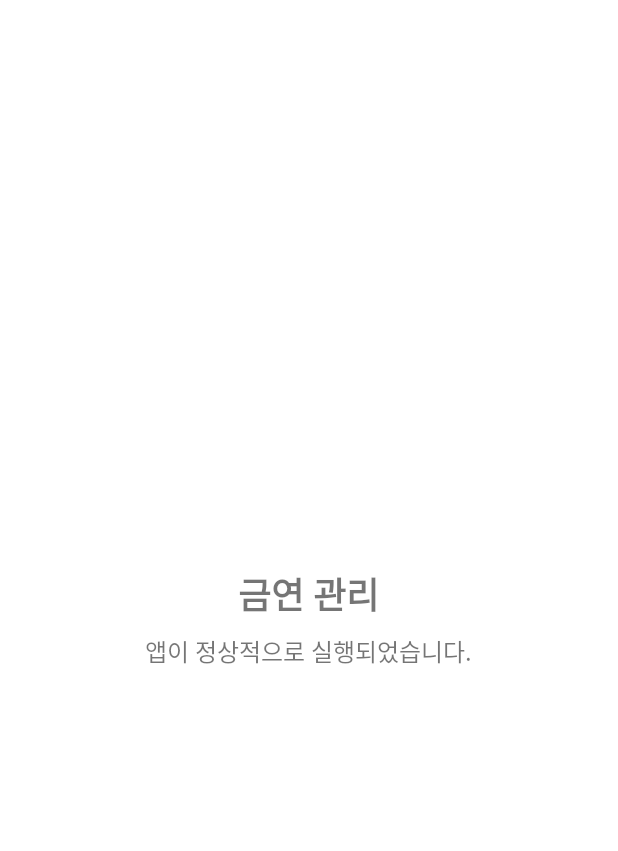
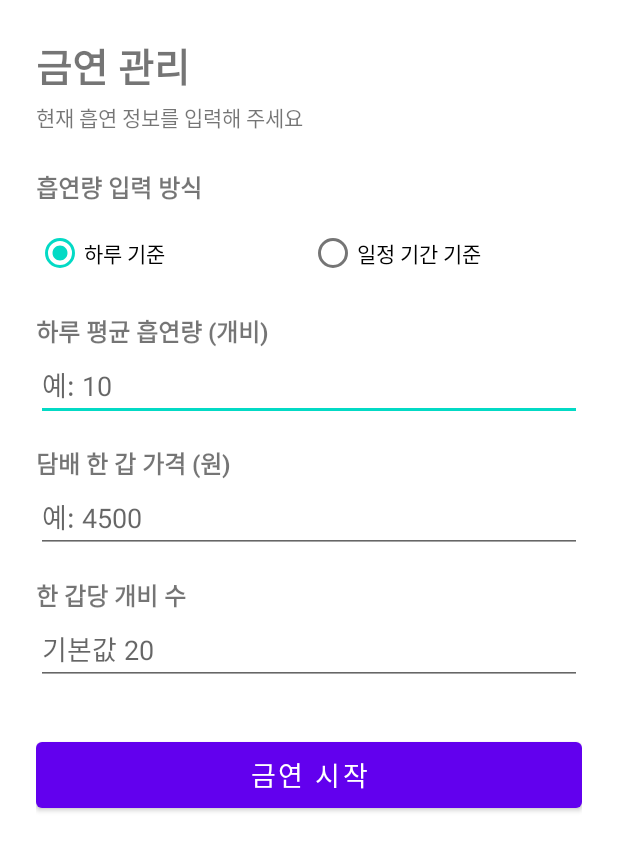
Before and after one commit to duw536/MobileApp, an Android app: the layout activity_main.xml on its own in the app's theme, with its tools: preview values and no code run, on a phone screen of 412 x 824 dp. Shown: the top 851 px of the screen. Run offline under Robolectric (Android 15) with nearby library versions, the phone set to English and light mode, and no system bars.

Commit message:
최초 흡연 정보 입력 화면 임시 구현

```diff
--- a/Smoking/app/src/main/res/layout/activity_main.xml
+++ b/Smoking/app/src/main/res/layout/activity_main.xml
@@ -1,25 +1,149 @@
 <?xml version="1.0" encoding="utf-8"?>
-<LinearLayout xmlns:android="http://schemas.android.com/apk/res/android"
+<ScrollView xmlns:android="http://schemas.android.com/apk/res/android"
     android:layout_width="match_parent"
     android:layout_height="match_parent"
-    android:gravity="center"
+    android:fillViewport="true">
+
+    <LinearLayout
+        android:layout_width="match_parent"
+        android:layout_height="wrap_content"
         android:orientation="vertical"
         android:padding="24dp">
 
         <TextView
-        android:id="@+id/textTitle"
             android:layout_width="wrap_content"
             android:layout_height="wrap_content"
-        android:text="@string/main_title"
-        android:textSize="24sp"
+            android:text="금연 관리"
+            android:textSize="26sp"
             android:textStyle="bold" />
 
         <TextView
-        android:id="@+id/textMessage"
             android:layout_width="wrap_content"
             android:layout_height="wrap_content"
+            android:layout_marginTop="4dp"
+            android:text="현재 흡연 정보를 입력해 주세요"
+            android:textSize="14sp" />
+
+        <!-- 흡연량 입력 방식 -->
+        <TextView
+            android:layout_width="wrap_content"
+            android:layout_height="wrap_content"
+            android:layout_marginTop="24dp"
+            android:text="흡연량 입력 방식"
+            android:textSize="16sp"
+            android:textStyle="bold" />
+
+        <RadioGroup
+            android:id="@+id/rgSmokingMode"
+            android:layout_width="match_parent"
+            android:layout_height="wrap_content"
             android:layout_marginTop="8dp"
-        android:text="@string/main_message"
-        android:textSize="16sp" />
+            android:orientation="horizontal">
+
+            <RadioButton
+                android:id="@+id/rbDaily"
+                android:layout_width="0dp"
+                android:layout_height="wrap_content"
+                android:layout_weight="1"
+                android:checked="true"
+                android:text="하루 기준" />
+
+            <RadioButton
+                android:id="@+id/rbPeriod"
+                android:layout_width="0dp"
+                android:layout_height="wrap_content"
+                android:layout_weight="1"
+                android:text="일정 기간 기준" />
+        </RadioGroup>
+
+        <!-- 기간 (일정 기간 기준일 때만 표시) -->
+        <LinearLayout
+            android:id="@+id/layoutPeriod"
+            android:layout_width="match_parent"
+            android:layout_height="wrap_content"
+            android:layout_marginTop="16dp"
+            android:orientation="vertical"
+            android:visibility="gone">
+
+            <TextView
+                android:layout_width="wrap_content"
+                android:layout_height="wrap_content"
+                android:text="기간 (일)"
+                android:textSize="16sp"
+                android:textStyle="bold" />
+
+            <EditText
+                android:id="@+id/etPeriodDays"
+                android:layout_width="match_parent"
+                android:layout_height="wrap_content"
+                android:hint="예: 3"
+                android:importantForAutofill="no"
+                android:inputType="number"
+                android:maxLength="4" />
+        </LinearLayout>
+
+        <!-- 흡연량 -->
+        <TextView
+            android:id="@+id/tvAmountLabel"
+            android:layout_width="wrap_content"
+            android:layout_height="wrap_content"
+            android:layout_marginTop="16dp"
+            android:text="하루 평균 흡연량 (개비)"
+            android:textSize="16sp"
+            android:textStyle="bold" />
+
+        <EditText
+            android:id="@+id/etSmokingAmount"
+            android:layout_width="match_parent"
+            android:layout_height="wrap_content"
+            android:hint="예: 10"
+            android:importantForAutofill="no"
+            android:inputType="numberDecimal"
+            android:maxLength="6" />
+
+        <!-- 담배 가격 -->
+        <TextView
+            android:layout_width="wrap_content"
+            android:layout_height="wrap_content"
+            android:layout_marginTop="16dp"
+            android:text="담배 한 갑 가격 (원)"
+            android:textSize="16sp"
+            android:textStyle="bold" />
+
+        <EditText
+            android:id="@+id/etCigarettePrice"
+            android:layout_width="match_parent"
+            android:layout_height="wrap_content"
+            android:hint="예: 4500"
+            android:importantForAutofill="no"
+            android:inputType="number"
+            android:maxLength="7" />
+
+        <!-- 한 갑당 개비 수 -->
+        <TextView
+            android:layout_width="wrap_content"
+            android:layout_height="wrap_content"
+            android:layout_marginTop="16dp"
+            android:text="한 갑당 개비 수"
+            android:textSize="16sp"
+            android:textStyle="bold" />
+
+        <EditText
+            android:id="@+id/etCigarettesPerPack"
+            android:layout_width="match_parent"
+            android:layout_height="wrap_content"
+            android:hint="기본값 20"
+            android:importantForAutofill="no"
+            android:inputType="number"
+            android:maxLength="3" />
+
+        <Button
+            android:id="@+id/btnStart"
+            android:layout_width="match_parent"
+            android:layout_height="56dp"
+            android:layout_marginTop="32dp"
+            android:text="금연 시작"
+            android:textSize="18sp" />
 
     </LinearLayout>
+</ScrollView>
```
Lines whose indentation alone changed are shown as unchanged.
